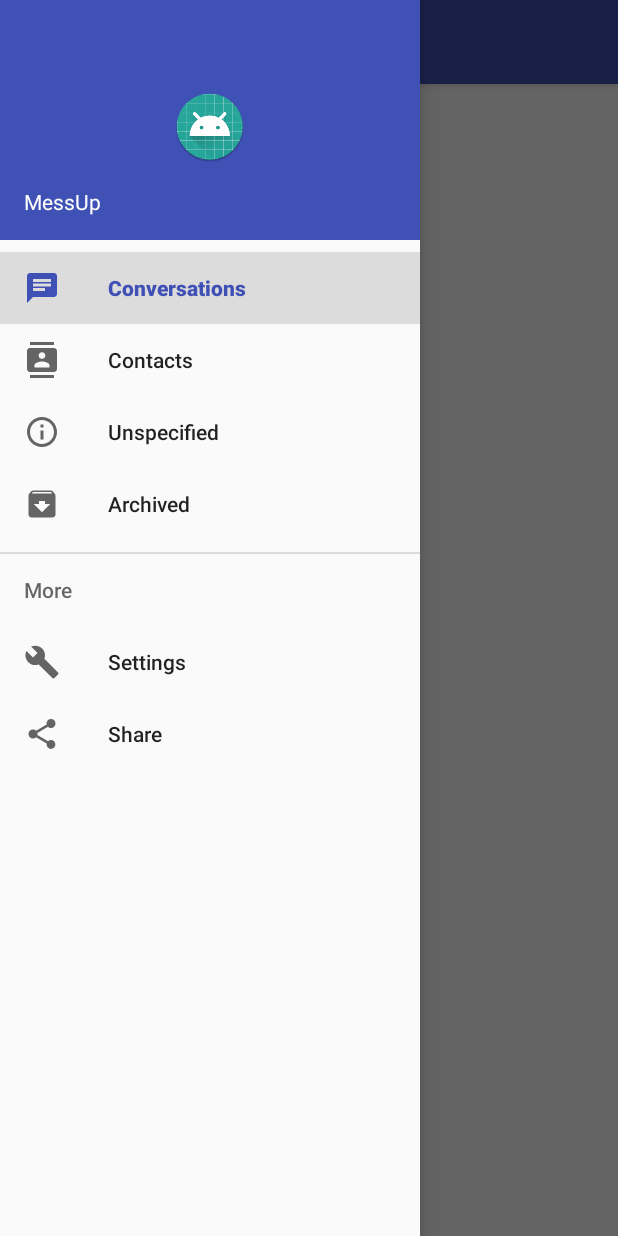
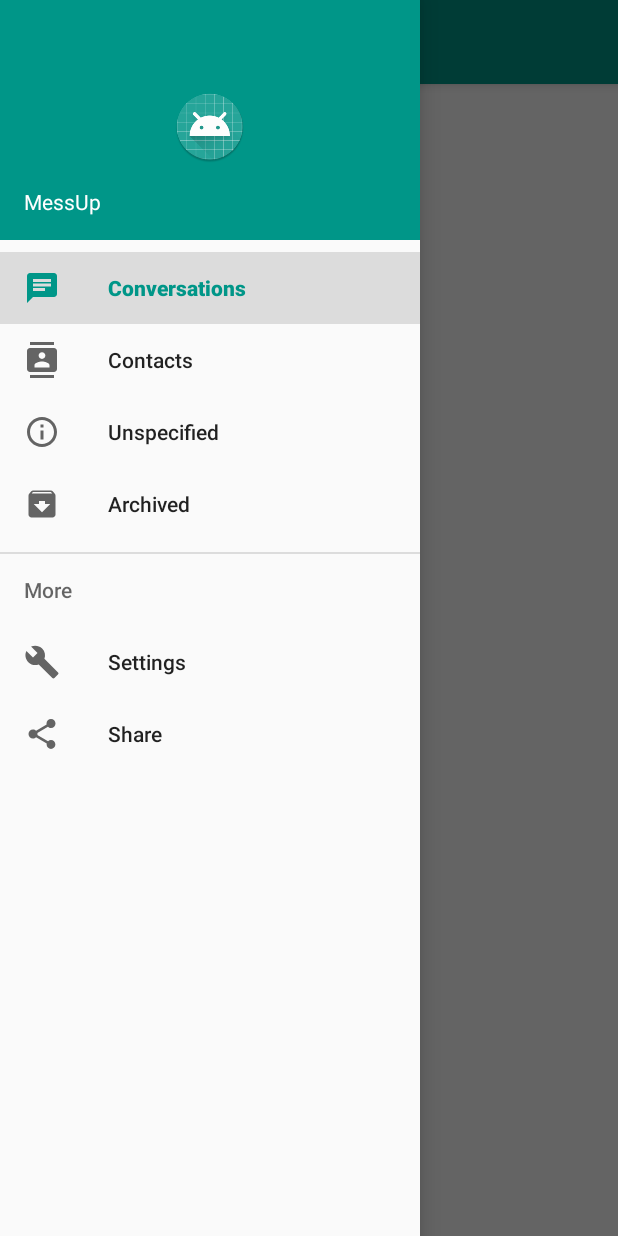
Before and after one commit to SnakeEys/MessagePlus, an Android app: the screen it shows after launch (MainActivity), with the side drawer open, on a phone screen of 412 x 824 dp. Run offline under Robolectric (Android 15) with nearby library versions, the phone set to English and light mode, and no system bars.

Commit message:
update res/readme

```diff
--- a/app/src/main/res/values/colors.xml
+++ b/app/src/main/res/values/colors.xml
@@ -1,6 +1,12 @@
 <?xml version="1.0" encoding="utf-8"?>
 <resources>
-    <color name="colorPrimary">#3F51B5</color>
-    <color name="colorPrimaryDark">#303F9F</color>
-    <color name="colorAccent">#FF4081</color>
+    <color name="colorPrimary">#009688</color>
+    <color name="colorPrimaryDark">#00796B</color>
+    <color name="colorAccent">#E040FB</color>
+    <color name="colorPrimaryLight">#B2DFDB</color>
+
+    <color name="primaryTextColor">#212121</color>
+    <color name="secondaryTextColor">#757575</color>
+    <color name="iconsColor">#FFFFFF</color>
+    <color name="dividerColor">#BDBDBD</color>
 </resources>
```
Also changed, not shown: 1 other file.
